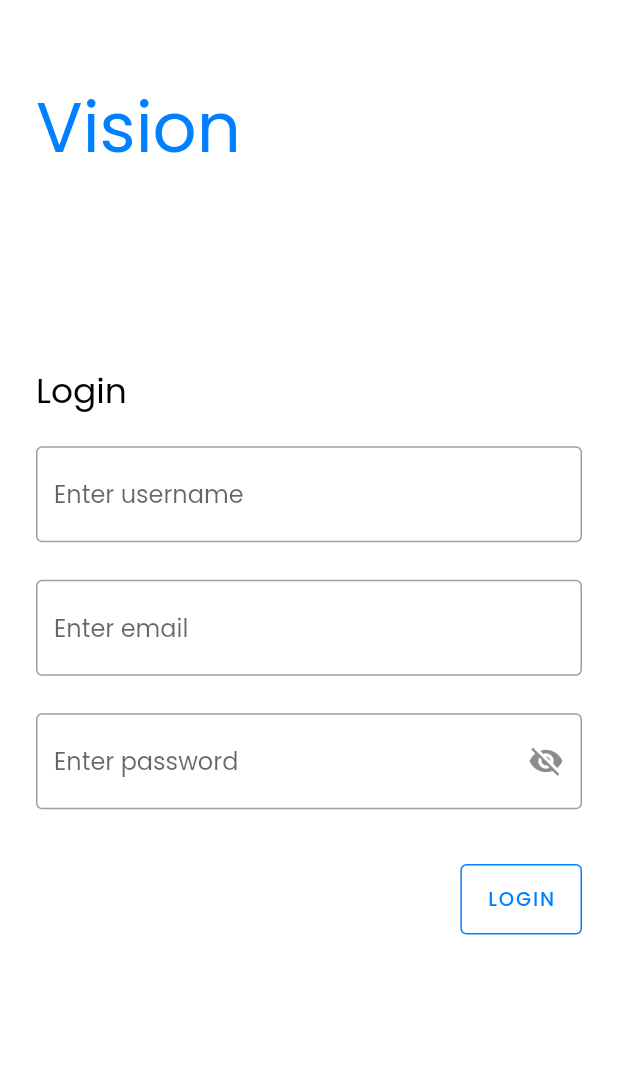
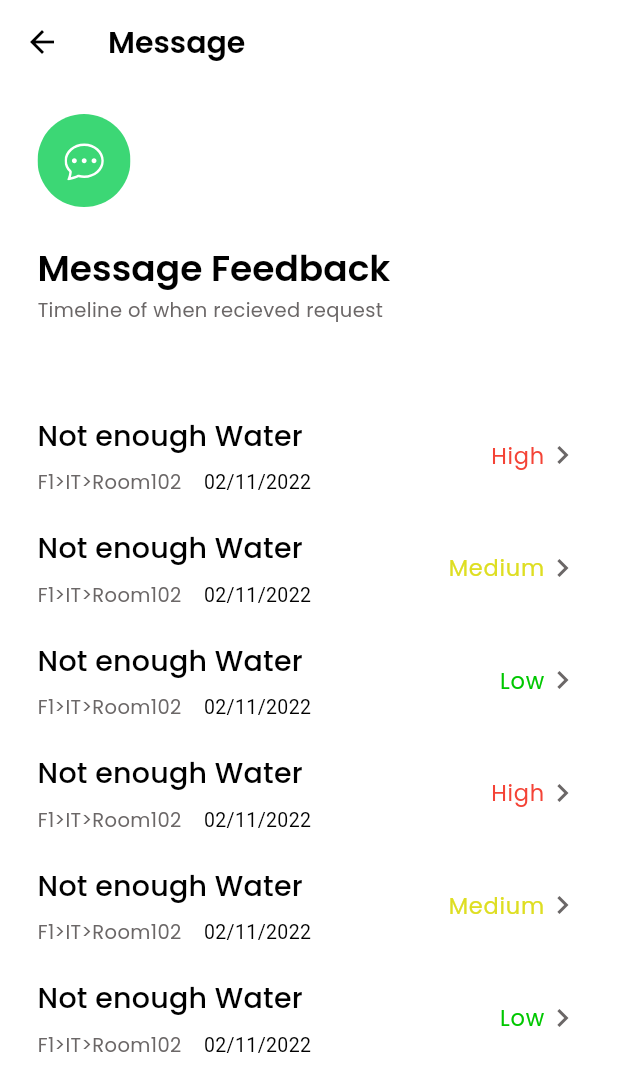
Before and after one commit to Vision-Team-Internship/Feedback_Application, a Flutter app: the screen it shows after launch, after a tap on "LOGIN", on a phone screen of 412 x 824 dp. Shown: the top 1092 px of the screen. Run offline on Flutter 3.47's test engine with Material 2 defaults, Android fonts, the phone set to English and light mode, and no system bars; our stand-ins replace flutter_svg, get, lottie, syncfusion_flutter_charts.

Commit message:
closed #8 Message Screen

```diff
--- a/lib/screens/home/my_home_screen.dart
+++ b/lib/screens/home/my_home_screen.dart
@@ -170,7 +170,7 @@ class _MyHomePageState extends State<MyHomePage> {
                 svgIcon: 'assets/icons/setting_icons.svg',
               ),
 
-              SizedBox(
+              const SizedBox(
                 height: 40,
               ),
             ],
--- a/lib/screens/login/login_screen.dart
+++ b/lib/screens/login/login_screen.dart
@@ -1,7 +1,9 @@
 import 'package:feedback_application_flutter/constants/theme_constant.dart';
+import 'package:feedback_application_flutter/screens/message/message_screen.dart';
 import 'package:feedback_application_flutter/screens/widgets/b_login.dart';
 import 'package:feedback_application_flutter/screens/widgets/f_textfield.dart';
 import 'package:flutter/material.dart';
+import 'package:get/get.dart';
 
 class LoginScreen extends StatefulWidget {
   const LoginScreen({Key? key}) : super(key: key);
@@ -16,7 +18,7 @@ class _LoginScreenState extends State<LoginScreen> {
   @override
   void initState() {
     visible = false;
-    // TODO: implement initState
+
     super.initState();
   }
 
@@ -204,6 +206,7 @@ class _LoginScreenState extends State<LoginScreen> {
                             onTap: () {
                               // ignore: avoid_print
                               print("Login");
+                              Get.to(const MessageScreen());
                             },
                           ),
                         ),
--- /dev/null
+++ b/lib/screens/message/message_screen.dart
@@ -0,0 +1,122 @@
+import 'package:feedback_application_flutter/constants/theme_constant.dart';
+import 'package:feedback_application_flutter/screens/message/widgets/f_tile.dart';
+import 'package:flutter/cupertino.dart';
+import 'package:flutter/material.dart';
+import 'package:flutter_svg/flutter_svg.dart';
+
+class MessageScreen extends StatefulWidget {
+  const MessageScreen({Key? key}) : super(key: key);
+
+  @override
+  _MessageScreenState createState() => _MessageScreenState();
+}
+
+class _MessageScreenState extends State<MessageScreen> {
+  @override
+  Widget build(BuildContext context) {
+    return Scaffold(
+      backgroundColor: Colors.white,
+      appBar: AppBar(
+        backgroundColor: Colors.white,
+        elevation: 0.0,
+        leading: IconButton(
+          onPressed: () {},
+          icon: const Icon(
+            Icons.arrow_back,
+            color: Colors.black,
+            size: 24,
+          ),
+        ),
+
+        // ignore: prefer_const_constructors
+        title: Text(
+          "Message",
+          style: const TextStyle(
+            fontFamily: "Poppins",
+            color: Color(0xff000000),
+            fontSize: 20,
+            fontWeight: FontWeight.w600,
+          ),
+        ),
+      ),
+      body: SingleChildScrollView(
+        physics: const BouncingScrollPhysics(),
+        child: Container(
+          alignment: Alignment.topLeft,
+          padding: const EdgeInsets.symmetric(horizontal: 25),
+          width: MediaQuery.of(context).size.width,
+          child: Column(
+            crossAxisAlignment: CrossAxisAlignment.start,
+            children: [
+              const SizedBox(height: 20),
+              SvgPicture.asset(
+                "assets/icon_background/message_icon.svg",
+              ),
+              const SizedBox(height: 23),
+              const Text(
+                "Message Feedback",
+                style: TextStyle(
+                  fontSize: 24,
+                  fontWeight: FontWeight.w600,
+                  fontFamily: "Poppins",
+                  color: Colors.black,
+                ),
+              ),
+              Text(
+                "Timeline of when recieved request",
+                style: ThemeConstant.textTheme.bodyText2!.copyWith(
+                  color: ThemeConstant.lightScheme.secondary,
+                ),
+              ),
+              const SizedBox(
+                height: 50,
+              ),
+              const FTile(
+                title: 'Not enough Water',
+                floor: 'F1>IT>Room102',
+                level: 'High',
+                date: '02/11/2022',
+                levelColor: Colors.red,
+              ),
+              const FTile(
+                title: 'Not enough Water',
+                floor: 'F1>IT>Room102',
+                level: 'Medium',
+                date: '02/11/2022',
+                levelColor: Color(0xffDEDE22),
+              ),
+              const FTile(
+                title: 'Not enough Water',
+                floor: 'F1>IT>Room102',
+                level: 'Low',
+                date: '02/11/2022',
+                levelColor: Color(0xff00C700),
+              ),
+              const FTile(
+                title: 'Not enough Water',
+                floor: 'F1>IT>Room102',
+                level: 'High',
+                date: '02/11/2022',
+                levelColor: Colors.red,
+              ),
+              const FTile(
+                title: 'Not enough Water',
+                floor: 'F1>IT>Room102',
+                level: 'Medium',
+                date: '02/11/2022',
+                levelColor: Color(0xffDEDE22),
+              ),
+              const FTile(
+                title: 'Not enough Water',
+                floor: 'F1>IT>Room102',
+                level: 'Low',
+                date: '02/11/2022',
+                levelColor: Color(0xff00C700),
+              ),
+            ],
+          ),
+        ),
+      ),
+    );
+  }
+}
--- /dev/null
+++ b/lib/screens/message/widgets/f_tile.dart
@@ -0,0 +1,86 @@
+import 'package:flutter/material.dart';
+
+import 'package:feedback_application_flutter/constants/theme_constant.dart';
+
+class FTile extends StatelessWidget {
+  final String title;
+  final String floor;
+  final String date;
+  final String level;
+  final Color? levelColor;
+
+  const FTile({
+    Key? key,
+    required this.title,
+    required this.floor,
+    required this.date,
+    required this.level,
+    this.levelColor,
+  }) : super(key: key);
+
+  @override
+  Widget build(BuildContext context) {
+    return InkWell(
+      // splashColor: Colors.grey,
+      onTap: () {
+        // ignore: avoid_print
+        print("Message");
+      },
+      child: Container(
+        width: MediaQuery.of(context).size.width,
+        margin: const EdgeInsets.symmetric(vertical: 10),
+        height: 55,
+        child: Row(
+          children: [
+            Column(
+              crossAxisAlignment: CrossAxisAlignment.start,
+              mainAxisAlignment: MainAxisAlignment.spaceBetween,
+              children: [
+                Text(
+                  title,
+                  style: ThemeConstant.textTheme.headline6!.copyWith(
+                    color: ThemeConstant.lightScheme.onBackground,
+                  ),
+                ),
+                RichText(
+                  text: TextSpan(
+                    text: "$floor\t\t\t\t",
+                    style: ThemeConstant.textTheme.bodyText2!.copyWith(
+                      color: ThemeConstant.lightScheme.secondary,
+                    ),
+                    // ignore: prefer_const_literals_to_create_immutables
+                    children: [
+                      // ignore: prefer_const_constructors
+                      TextSpan(
+                        text: date,
+                        // ignore: prefer_const_constructors
+                        style: TextStyle(color: Colors.black),
+                      )
+                    ],
+                  ),
+                ),
+              ],
+            ),
+            Expanded(
+              child: Row(
+                mainAxisAlignment: MainAxisAlignment.end,
+                children: [
+                  Text(
+                    level,
+                    style: ThemeConstant.textTheme.bodyText1!.copyWith(
+                      color: levelColor,
+                    ),
+                  ),
+                  Icon(
+                    Icons.chevron_right,
+                    color: ThemeConstant.lightScheme.secondary,
+                  ),
+                ],
+              ),
+            ),
+          ],
+        ),
+      ),
+    );
+  }
+}
--- a/pubspec.yaml
+++ b/pubspec.yaml
@@ -67,6 +67,7 @@ flutter:
     - assets/images/
     - assets/loadings/
     - assets/icons/
+    - assets/icon_background/
 
   # An image asset can refer to one or more resolution-specific "variants", see
   # https://flutter.dev/assets-and-images/#resolution-aware.
```
Also changed, not shown: assets/icon_background/message_icon.svg (added), 1 other file.
